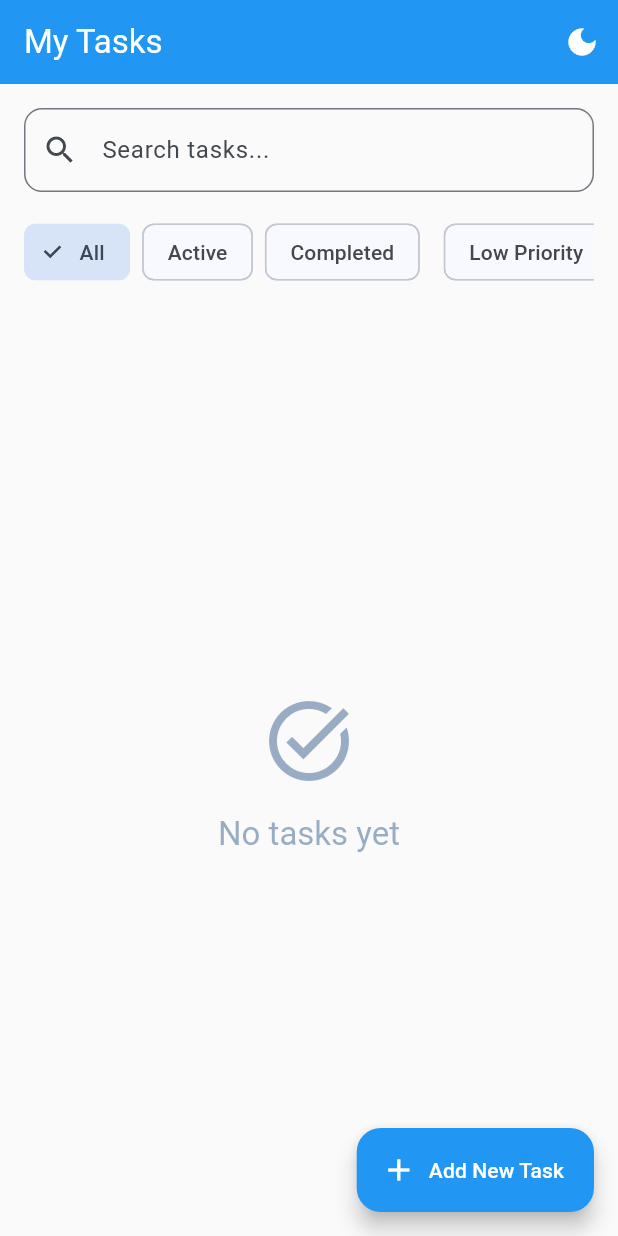
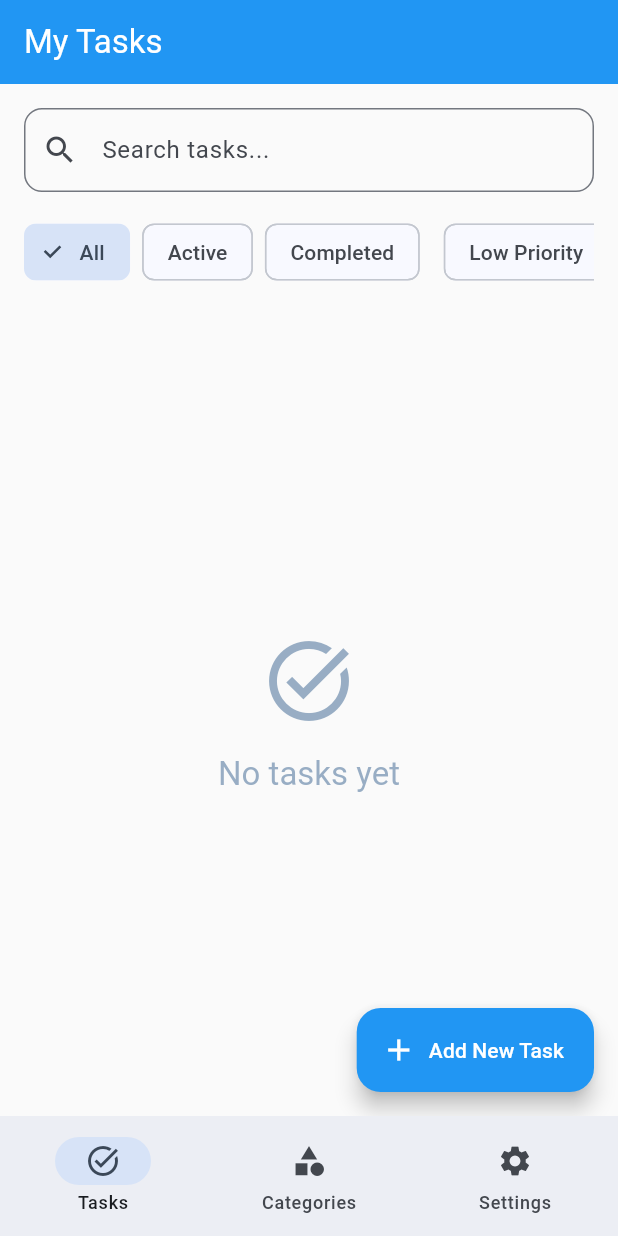
Before and after one commit to MohamedIjlal27/todo_flutter_app, a Flutter app: the screen it shows after launch, on a phone screen of 412 x 824 dp. Run offline on Flutter 3.47's test engine with Material 3 defaults, Android fonts, the phone set to English and light mode, and no system bars; our stand-ins replace flutter_slidable, hive_flutter, image_picker, shared_preferences; accounts and stored records are empty.

Commit message:
feat: Implement navigation system with bottom tabs, Categories and Settings screens

```diff
--- a/lib/main.dart
+++ b/lib/main.dart
@@ -3,7 +3,7 @@ import 'package:provider/provider.dart';
 import 'providers/todo_provider.dart';
 import 'providers/theme_provider.dart';
 import 'providers/category_provider.dart';
-import 'screens/home_screen.dart';
+import 'screens/main_screen.dart';
 
 void main() async {
   WidgetsFlutterBinding.ensureInitialized();
@@ -46,7 +46,7 @@ class _MyAppState extends State<MyApp> {
         return MaterialApp(
           title: 'Todo App',
           theme: themeProvider.theme,
-          home: const HomeScreen(),
+          home: const MainScreen(),
           debugShowCheckedModeBanner: false,
         );
       },
--- a/lib/screens/home_screen.dart
+++ b/lib/screens/home_screen.dart
@@ -45,21 +45,9 @@ class _HomeScreenState extends State<HomeScreen> {
 
   @override
   Widget build(BuildContext context) {
-    final themeProvider = context.watch<ThemeProvider>();
     final todoProvider = context.watch<TodoProvider>();
 
     return Scaffold(
-      appBar: AppBar(
-        title: const Text('My Tasks'),
-        actions: [
-          IconButton(
-            icon: Icon(
-              themeProvider.isDarkMode ? Icons.light_mode : Icons.dark_mode,
-            ),
-            onPressed: themeProvider.toggleTheme,
-          ),
-        ],
-      ),
       body: Column(
         children: [
           Padding(
--- /dev/null
+++ b/lib/screens/main_screen.dart
@@ -0,0 +1,61 @@
+import 'package:flutter/material.dart';
+import 'home_screen.dart';
+import 'categories_screen.dart';
+import 'settings_screen.dart';
+
+class MainScreen extends StatefulWidget {
+  const MainScreen({super.key});
+
+  @override
+  State<MainScreen> createState() => _MainScreenState();
+}
+
+class _MainScreenState extends State<MainScreen> {
+  int _selectedIndex = 0;
+
+  final List<Widget> _screens = const [
+    HomeScreen(),
+    CategoriesScreen(),
+    SettingsScreen(),
+  ];
+
+  final List<String> _titles = const [
+    'My Tasks',
+    'Categories',
+    'Settings',
+  ];
+
+  void _onItemTapped(int index) {
+    setState(() {
+      _selectedIndex = index;
+    });
+  }
+
+  @override
+  Widget build(BuildContext context) {
+    return Scaffold(
+      appBar: AppBar(
+        title: Text(_titles[_selectedIndex]),
+      ),
+      body: _screens[_selectedIndex],
+      bottomNavigationBar: NavigationBar(
+        selectedIndex: _selectedIndex,
+        onDestinationSelected: _onItemTapped,
+        destinations: const [
+          NavigationDestination(
+            icon: Icon(Icons.task_alt),
+            label: 'Tasks',
+          ),
+          NavigationDestination(
+            icon: Icon(Icons.category),
+            label: 'Categories',
+          ),
+          NavigationDestination(
+            icon: Icon(Icons.settings),
+            label: 'Settings',
+          ),
+        ],
+      ),
+    );
+  }
+}
```
Also changed, not shown: lib/screens/categories_screen.dart (added, +84 -0 lines), lib/screens/settings_screen.dart (added, +57 -0 lines).
